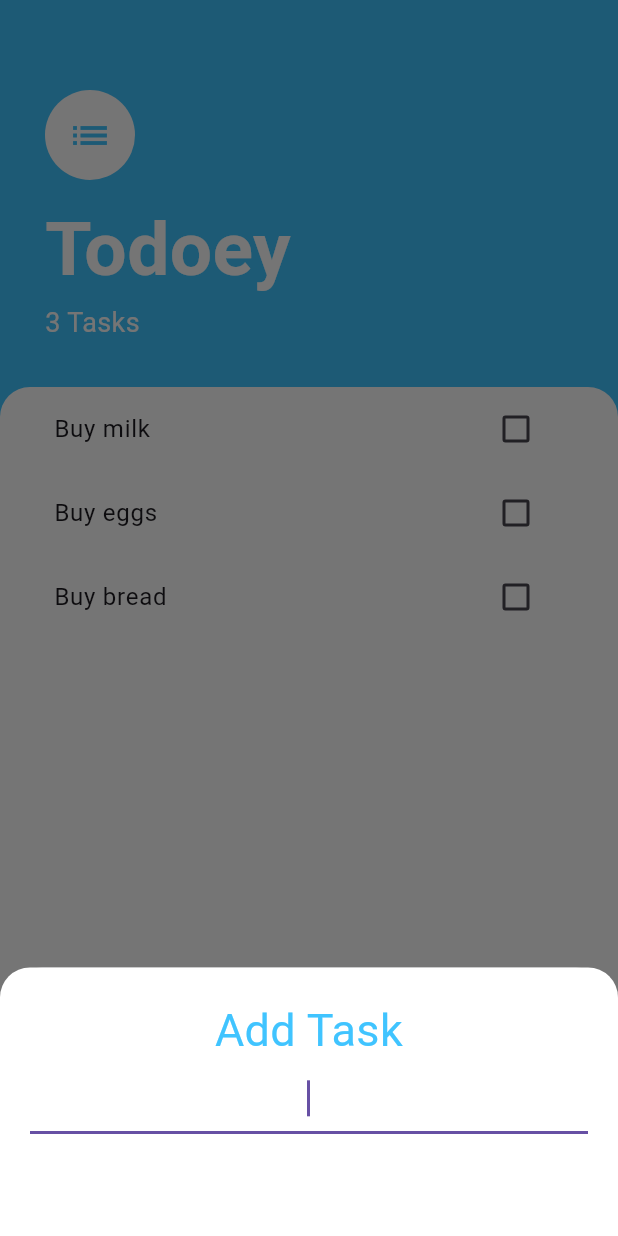
After one commit to devnitht02/todoapp_flutter, a Flutter app: the TasksScreen screen opened directly, after a tap on the "add" icon, on a phone screen of 412 x 824 dp. The commit adds this screen. Run offline on Flutter 3.47's test engine with Material 3 defaults, Android fonts, the phone set to English and light mode, and no system bars; our stand-ins replace open_filex, permission_handler, weather_icons; missing offline and left inert: flutter_summernote, timetable_view.

Commit message:
todo screen

```diff
--- /dev/null
+++ b/devtools_options.yaml
@@ -0,0 +1 @@
+extensions:
--- /dev/null
+++ b/lib/Screens/add_task_screen.dart
@@ -0,0 +1,59 @@
+import 'package:flutter/material.dart';
+import 'package:provider/provider.dart';
+
+import '../models/task_data.dart';
+import 'package:Xcelerate/Screens/Addtodos.dart';
+
+class AddTaskScreen extends StatelessWidget {
+  @override
+  Widget build(BuildContext context) {
+    String newTaskTitle = ''; // Initialize newTaskTitle to avoid null error
+
+    return Container(
+      color: Color(0xff757575),
+      child: Container(
+        padding: EdgeInsets.all(20.0),
+        decoration: BoxDecoration(
+          color: Colors.white,
+          borderRadius: BorderRadius.only(
+            topLeft: Radius.circular(20.0),
+            topRight: Radius.circular(20.0),
+          ),
+        ),
+        child: Column(
+          crossAxisAlignment: CrossAxisAlignment.stretch,
+          children: <Widget>[
+            Text(
+              'Add Task',
+              textAlign: TextAlign.center,
+              style: TextStyle(
+                fontSize: 30.0,
+                color: Colors.lightBlueAccent,
+              ),
+            ),
+            TextField(
+              autofocus: true,
+              textAlign: TextAlign.center,
+              onChanged: (newText) {
+                newTaskTitle = newText;
+              },
+            ),
+            TextButton(
+              child: Text(
+                'Add',
+                style: TextStyle(
+                  color: Colors.white,
+                ),
+              ),
+              // color: Colors.lightBlueAccent,
+              onPressed: () {
+                Provider.of<TaskData>(context, listen: false).addTask(newTaskTitle);
+                Navigator.pop(context);
+              },
+            ),
+          ],
+        ),
+      ),
+    );
+  }
+}
--- /dev/null
+++ b/lib/Screens/tasks_screen.dart
@@ -0,0 +1,86 @@
+import 'package:flutter/material.dart';
+import 'package:provider/provider.dart';
+
+import '../models/task_data.dart';
+import '../widgets/tasks_list.dart';
+import 'add_task_screen.dart';
+
+
+class TasksScreen extends StatelessWidget {
+  @override
+  Widget build(BuildContext context) {
+    return Scaffold(
+      backgroundColor: Colors.lightBlueAccent,
+      floatingActionButton: FloatingActionButton(
+        backgroundColor: Colors.lightBlueAccent,
+        child: Icon(Icons.add),
+          onPressed: () {
+            showModalBottomSheet(
+                context: context,
+                isScrollControlled: true,
+                builder: (context) => SingleChildScrollView(
+                    child:Container(
+                      padding: EdgeInsets.only(bottom: MediaQuery.of(context).viewInsets.bottom),
+                      child: AddTaskScreen(),
+                    )
+                )
+            );
+          }
+      ),
+      body: Column(
+        crossAxisAlignment: CrossAxisAlignment.start,
+        children: <Widget>[
+          Container(
+            padding: EdgeInsets.only(
+                top: 60.0, left: 30.0, right: 30.0, bottom: 30.0),
+            child: Column(
+              crossAxisAlignment: CrossAxisAlignment.start,
+              children: <Widget>[
+                CircleAvatar(
+                  child: Icon(
+                    Icons.list,
+                    size: 30.0,
+                    color: Colors.lightBlueAccent,
+                  ),
+                  backgroundColor: Colors.white,
+                  radius: 30.0,
+                ),
+                SizedBox(
+                  height: 10.0,
+                ),
+                Text(
+                  'Todoey',
+                  style: TextStyle(
+                    color: Colors.white,
+                    fontSize: 50.0,
+                    fontWeight: FontWeight.w700,
+                  ),
+                ),
+                Text(
+                  '${Provider.of<TaskData>(context).taskCount} Tasks',
+                  style: TextStyle(
+                    color: Colors.white,
+                    fontSize: 18,
+                  ),
+                ),
+              ],
+            ),
+          ),
+          Expanded(
+            child: Container(
+              padding: EdgeInsets.symmetric(horizontal: 20.0),
+              decoration: BoxDecoration(
+                color: Colors.white,
+                borderRadius: BorderRadius.only(
+                  topLeft: Radius.circular(20.0),
+                  topRight: Radius.circular(20.0),
+                ),
+              ),
+              child: TasksList(),
+            ),
+          ),
+        ],
+      ),
+    );
+  }
+}
--- a/lib/main.dart
+++ b/lib/main.dart
@@ -113,7 +113,7 @@ class _HomeState extends State<Home> {
                   onTap: () {
                     Navigator.push(
                       context,
-                      MaterialPageRoute(builder: (context) => Addtodos()), // Navigating to MemoPad.dart
+                      MaterialPageRoute(builder: (context) => TasksScreen()), // Navigating to MemoPad.dart
                     );
                   },
                   child: gridItem('Add Todo\'s', Icons.playlist_add),
--- /dev/null
+++ b/lib/models/task.dart
@@ -0,0 +1,10 @@
+class Task {
+  final String name;
+  bool isDone;
+
+  Task({required this.name, this.isDone = false});
+
+  void toggleDone() {
+    isDone = !isDone;
+  }
+}
--- /dev/null
+++ b/lib/models/task_data.dart
@@ -0,0 +1,36 @@
+import 'package:flutter/foundation.dart';
+import 'dart:collection';
+
+import 'package:Xcelerate/models/task.dart';
+
+class TaskData extends ChangeNotifier {
+  List<Task> _tasks = [
+    Task(name: 'Buy milk'),
+    Task(name: 'Buy eggs'),
+    Task(name: 'Buy bread'),
+  ];
+
+  UnmodifiableListView<Task> get tasks {
+    return UnmodifiableListView(_tasks);
+  }
+
+  int get taskCount {
+    return _tasks.length;
+  }
+
+  void addTask(String newTaskTitle) {
+    final task = Task(name: newTaskTitle);
+    _tasks.add(task);
+    notifyListeners();
+  }
+
+  void updateTask(Task task) {
+    task.toggleDone();
+    notifyListeners();
+  }
+
+  void deleteTask(Task task) {
+    _tasks.remove(task);
+    notifyListeners();
+  }
+}
--- /dev/null
+++ b/lib/widgets/task_tile.dart
@@ -0,0 +1,33 @@
+import 'package:flutter/material.dart';
+
+class TaskTile extends StatelessWidget {
+  final bool isChecked;
+  final String taskTitle;
+  final Function checkboxCallback;
+  final Function longPressCallback;
+
+  TaskTile({
+    required this.isChecked,
+    required this.taskTitle,
+    required this.checkboxCallback,
+    required this.longPressCallback,
+  });
+
+  @override
+  Widget build(BuildContext context) {
+    return ListTile(
+      onLongPress: longPressCallback as void Function(),
+      title: Text(
+        taskTitle,
+        style: TextStyle(
+          decoration: isChecked ? TextDecoration.lineThrough : null,
+        ),
+      ),
+      trailing: Checkbox(
+        activeColor: Colors.lightBlueAccent,
+        value: isChecked,
+        onChanged: checkboxCallback as void Function(bool?),
+      ),
+    );
+  }
+}
--- /dev/null
+++ b/lib/widgets/tasks_list.dart
@@ -0,0 +1,33 @@
+import 'package:Xcelerate/widgets/task_tile.dart';
+import 'package:flutter/material.dart';
+import 'package:provider/provider.dart';
+import 'package:Xcelerate/widgets/task_tile.dart';
+
+import '../models/task_data.dart';
+
+
+class TasksList extends StatelessWidget {
+  @override
+  Widget build(BuildContext context) {
+    return Consumer<TaskData>(
+      builder: (context, taskData, child) {
+        return ListView.builder(
+          itemBuilder: (context, index) {
+            final task = taskData.tasks[index];
+            return TaskTile(
+              taskTitle: task.name,
+              isChecked: task.isDone,
+              checkboxCallback: (checkboxState) {
+                taskData.updateTask(task);
+              },
+              longPressCallback: () {
+                taskData.deleteTask(task);
+              },
+            );
+          },
+          itemCount: taskData.taskCount,
+        );
+      },
+    );
+  }
+}
```
Also changed, not shown: lib/Screens/Addtodos.dart (+16 -15 lines), lib/Screens/Memostorage.dart (+107 -9 lines), pubspec.yaml (+9 -4 lines), pubspec.lock, 2 other files.
